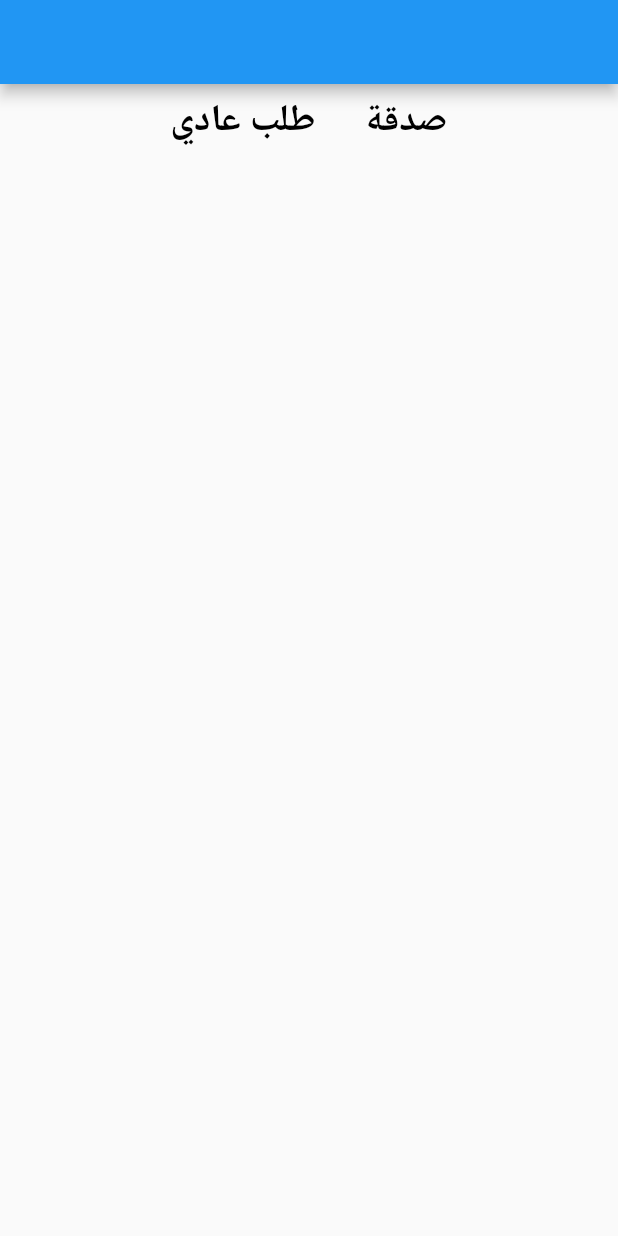
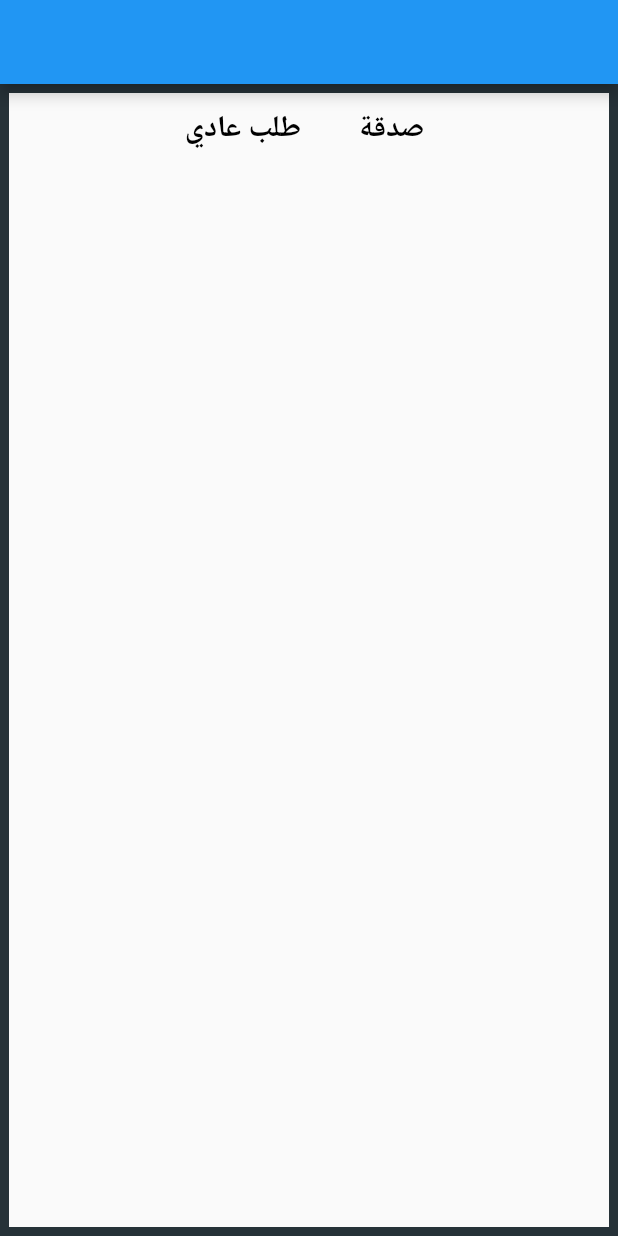
Before and after one commit to MohamedMarwan-e/An3ami, a Flutter app: the screen it shows after launch, on a phone screen of 412 x 824 dp. Run offline on Flutter 3.47's test engine with Material 2 defaults, Android fonts, the phone set to English and light mode, and no system bars.

Commit message:
brodered done

```diff
--- a/lib/main.dart
+++ b/lib/main.dart
@@ -16,7 +16,6 @@ class _MyAppState extends State<MyApp> {
   Widget build(BuildContext context) {
     return MaterialApp(
       title: 'Flutter marwan',
-      theme: ThemeData(),
       home: page_one(),
     );
   }
--- a/lib/screens/n3imy.dart
+++ b/lib/screens/n3imy.dart
@@ -6,6 +6,12 @@ class page_one extends StatelessWidget {
     return Scaffold(
         appBar: AppBar(),
         body: Container(
+          decoration: BoxDecoration(
+            border: Border.all(
+              color: Colors.blueGrey.shade900,
+              width: 6
+            )
+          ),
             height: double.infinity,
             alignment: Alignment.topCenter,
             child: SingleChildScrollView(
@@ -19,9 +25,9 @@ class page_one extends StatelessWidget {
                       child: Text(
                         'طلب عادي',
                         style: TextStyle(
-                            fontSize: 25,
+                            fontSize: 20,
                             fontWeight: FontWeight.bold,
-                            color: Colors.black),
+                            color: Colors.black,),
                         textAlign: TextAlign.center,
                       )),
                   FlatButton(
@@ -29,7 +35,7 @@ class page_one extends StatelessWidget {
                       child: Text(
                         'صدقة',
                         style: TextStyle(
-                            fontSize: 25,
+                            fontSize: 20,
                             fontWeight: FontWeight.bold,
                             color: Colors.black),
                         textAlign: TextAlign.center,
```
